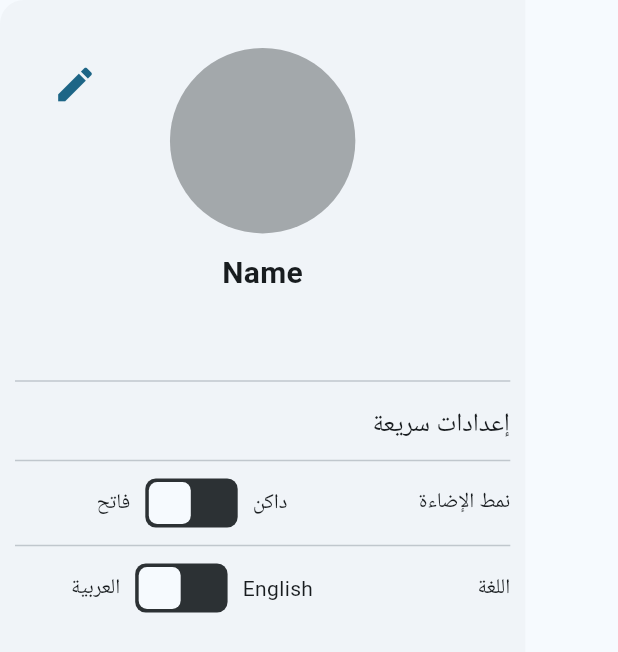
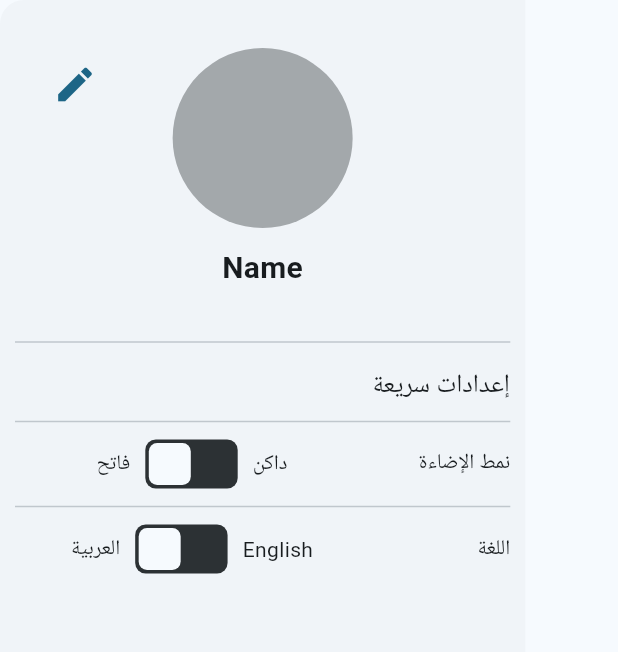
Before and after one commit to AliA5y/notes_bloc, a Flutter app: the NotesAppDrawer widget shown alone on an empty page, opened directly, on a phone screen of 412 x 824 dp. Shown: the top 652 px of the screen. Run offline on Flutter 3.47's test engine with Material 3 defaults, Android fonts, the phone set to English and light mode, and no system bars; our stand-ins replace flutter_bloc, line_icons, shared_preferences, sqflite, sqflite_common_ffi; accounts and stored records are empty.

Commit message:
refactor: refactor app drawer and separate quick settings amd user profile sections

```diff
--- a/lib/views/widgets/notes_app_drawer.dart
+++ b/lib/views/widgets/notes_app_drawer.dart
@@ -1,10 +1,6 @@
 import 'package:flutter/material.dart';
-import 'package:flutter_bloc/flutter_bloc.dart';
-import 'package:notes_bloc/cubits/language_cubit/language_cubit.dart';
-import 'package:notes_bloc/cubits/theme_cubit/theme_cubit.dart';
-import 'package:notes_bloc/generated/l10n.dart';
-import 'package:notes_bloc/shared.dart';
-import 'package:notes_bloc/views/widgets/quick_toggle_setting_tile.dart';
+import 'package:notes_bloc/views/widgets/quick_settings_section.dart';
+import 'package:notes_bloc/views/widgets/user_profile.dart';
 
 class NotesAppDrawer extends StatelessWidget {
   const NotesAppDrawer({
@@ -15,103 +11,19 @@ class NotesAppDrawer extends StatelessWidget {
   Widget build(BuildContext context) {
     return Drawer(
       width: MediaQuery.sizeOf(context).width * 0.85,
-      child: Padding(
-        padding: const EdgeInsets.symmetric(horizontal: 10.0),
+      child: const Padding(
+        padding: EdgeInsets.symmetric(horizontal: 10.0),
         child: CustomScrollView(
-          physics: const NeverScrollableScrollPhysics(),
           slivers: [
             SliverToBoxAdapter(
               child: Padding(
-                padding: const EdgeInsets.symmetric(vertical: 16),
-                child: Stack(
+                padding: EdgeInsets.symmetric(vertical: 16),
+                child: Column(
                   children: [
-                    Column(
-                      children: [
-                        const SizedBox(height: 16),
-                        SizedBox(
-                          height: MediaQuery.sizeOf(context).height * 0.25,
-                          child: Column(
-                            children: [
-                              CircleAvatar(
-                                radius:
-                                    MediaQuery.sizeOf(context).height * 0.075,
-                                backgroundColor: Theme.of(context)
-                                    .colorScheme
-                                    .inverseSurface
-                                    .withAlpha(100),
-                              ),
-                              const SizedBox(height: 12),
-                              Text('Name', style: Styles.headlineLarge)
-                            ],
-                          ),
-                        ),
-                        const Divider(height: 32),
-                        Row(
-                          mainAxisAlignment: MainAxisAlignment.start,
-                          children: [
-                            Text(
-                              S.of(context).quickSett,
-                              textAlign: TextAlign.start,
-                              style: Styles.headlineMedium,
-                            ),
-                          ],
-                        ),
-                        const Divider(height: 24),
-                        QuickToggleSettingTile(
-                          switchAction: () =>
-                              context.read<ThemeCubit>().toggleTheme(),
-                          isSwitched:
-                              Theme.of(context).brightness == Brightness.dark,
-                          values: {
-                            'title': S.of(context).theme,
-                            'first': isArabic()
-                                ? S.of(context).dark
-                                : S.of(context).light,
-                            'second': isArabic()
-                                ? S.of(context).light
-                                : S.of(context).dark,
-                          },
-                        ),
-                        const Divider(height: 24),
-                        QuickToggleSettingTile(
-                          switchAction: () async {
-                            if (isArabic()) {
-                              context
-                                  .read<LanguageCubit>()
-                                  .changeLanguage('en');
-                            } else {
-                              context
-                                  .read<LanguageCubit>()
-                                  .changeLanguage('ar');
-                            }
-                          },
-                          isSwitched: !isArabic(),
-                          values: {
-                            'title': S.of(context).lang,
-                            'first': isArabic() ? 'English' : 'العربية',
-                            'second': isArabic() ? 'العربية' : 'English',
-                          },
-                        )
-                      ],
-                    ),
-                    Positioned(
-                        top: 16,
-                        left: 0,
-                        right: 0,
-                        child: Row(
-                          children: [
-                            const Spacer(),
-                            IconButton(
-                              onPressed: () {},
-                              icon: Icon(
-                                Icons.edit,
-                                size: 30,
-                                color: Theme.of(context).colorScheme.primary,
-                              ),
-                            ),
-                            const SizedBox(width: 16),
-                          ],
-                        ))
+                    SizedBox(height: 16),
+                    UserProfile(),
+                    Divider(height: 32),
+                    QuickSettingsSection()
                   ],
                 ),
               ),
--- /dev/null
+++ b/lib/views/widgets/quick_settings_section.dart
@@ -0,0 +1,57 @@
+import 'package:flutter/material.dart';
+import 'package:flutter_bloc/flutter_bloc.dart';
+import 'package:notes_bloc/cubits/language_cubit/language_cubit.dart';
+import 'package:notes_bloc/cubits/theme_cubit/theme_cubit.dart';
+import 'package:notes_bloc/generated/l10n.dart';
+import 'package:notes_bloc/shared.dart';
+import 'package:notes_bloc/views/widgets/quick_toggle_setting_tile.dart';
+
+class QuickSettingsSection extends StatelessWidget {
+  const QuickSettingsSection({
+    super.key,
+  });
+
+  @override
+  Widget build(BuildContext context) {
+    return Column(
+      children: [
+        Row(
+          mainAxisAlignment: MainAxisAlignment.start,
+          children: [
+            Text(
+              S.of(context).quickSett,
+              textAlign: TextAlign.start,
+              style: Styles.headlineMedium,
+            ),
+          ],
+        ),
+        const Divider(height: 24),
+        QuickToggleSettingTile(
+          switchAction: () => context.read<ThemeCubit>().toggleTheme(),
+          isSwitched: Theme.of(context).brightness == Brightness.dark,
+          values: {
+            'title': S.of(context).theme,
+            'first': isArabic() ? S.of(context).dark : S.of(context).light,
+            'second': isArabic() ? S.of(context).light : S.of(context).dark,
+          },
+        ),
+        const Divider(height: 24),
+        QuickToggleSettingTile(
+          switchAction: () async {
+            if (isArabic()) {
+              context.read<LanguageCubit>().changeLanguage('en');
+            } else {
+              context.read<LanguageCubit>().changeLanguage('ar');
+            }
+          },
+          isSwitched: !isArabic(),
+          values: {
+            'title': S.of(context).lang,
+            'first': isArabic() ? 'English' : 'العربية',
+            'second': isArabic() ? 'العربية' : 'English',
+          },
+        ),
+      ],
+    );
+  }
+}
--- /dev/null
+++ b/lib/views/widgets/user_profile.dart
@@ -0,0 +1,53 @@
+import 'package:flutter/material.dart';
+import 'package:notes_bloc/shared.dart';
+
+class UserProfile extends StatelessWidget {
+  const UserProfile({
+    super.key,
+  });
+
+  @override
+  Widget build(BuildContext context) {
+    return SizedBox(
+      width: double.maxFinite,
+      height: 180,
+      child: Stack(
+        children: [
+          Column(
+            children: [
+              Center(
+                child: CircleAvatar(
+                  radius: 60,
+                  backgroundColor: Theme.of(context)
+                      .colorScheme
+                      .inverseSurface
+                      .withAlpha(100),
+                ),
+              ),
+              const SizedBox(height: 12),
+              const Text('Name', style: Styles.headlineLarge)
+            ],
+          ),
+          Positioned(
+              top: 0,
+              left: 0,
+              right: 0,
+              child: Row(
+                children: [
+                  const Spacer(),
+                  IconButton(
+                    onPressed: () {},
+                    icon: Icon(
+                      Icons.edit,
+                      size: 30,
+                      color: Theme.of(context).colorScheme.primary,
+                    ),
+                  ),
+                  const SizedBox(width: 16),
+                ],
+              )),
+        ],
+      ),
+    );
+  }
+}
```
